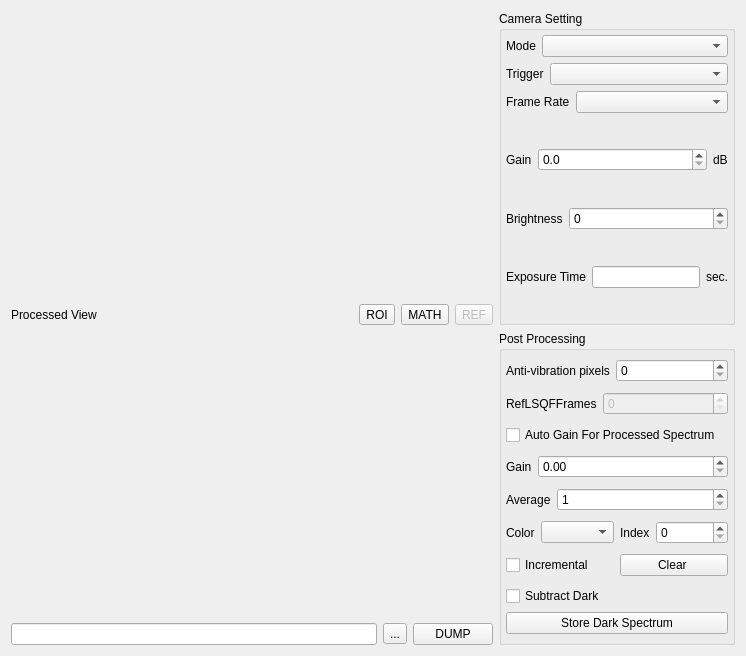
This is modules/optics/core/digitalcameraform.ui in northriv/KAME as Qt 5 draws it before an edit. The edited form follows.
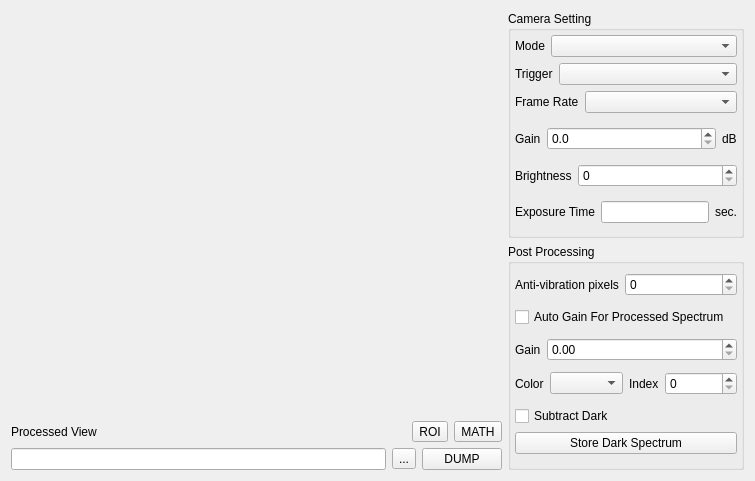
This is the edited form. Custom widgets are drawn as their Qt base class.

Patch:
```diff
--- a/modules/optics/core/digitalcameraform.ui
+++ b/modules/optics/core/digitalcameraform.ui
@@ -6,8 +6,8 @@
    <rect>
     <x>0</x>
     <y>0</y>
-    <width>746</width>
-    <height>656</height>
+    <width>755</width>
+    <height>481</height>
    </rect>
   </property>
   <property name="windowTitle">
@@ -76,34 +76,8 @@
           </property>
          </widget>
         </item>
-        <item>
-         <widget class="QToolButton" name="m_tbRefObjMenu">
-          <property name="enabled">
-           <bool>false</bool>
-          </property>
-          <property name="text">
-           <string>REF</string>
-          </property>
-         </widget>
-        </item>
        </layout>
       </item>
-      <item>
-       <widget class="XQGraph" name="m_graphwidgetProcessed" native="true">
-        <property name="sizePolicy">
-         <sizepolicy hsizetype="Expanding" vsizetype="Expanding">
-          <horstretch>0</horstretch>
-          <verstretch>0</verstretch>
-         </sizepolicy>
-        </property>
-        <property name="minimumSize">
-         <size>
-          <width>53</width>
-          <height>53</height>
-         </size>
-        </property>
-       </widget>
-      </item>
       <item>
        <layout class="QHBoxLayout" name="horizontalLayout_8">
         <item>
@@ -178,39 +152,6 @@
          </item>
         </layout>
        </item>
-       <item>
-        <layout class="QHBoxLayout" name="_4">
-         <item>
-          <widget class="QLabel" name="textLabel1_2_5_3_3_15">
-           <property name="sizePolicy">
-            <sizepolicy hsizetype="Fixed" vsizetype="Preferred">
-             <horstretch>0</horstretch>
-             <verstretch>0</verstretch>
-            </sizepolicy>
-           </property>
-           <property name="text">
-            <string>RefLSQFFrames</string>
-           </property>
-           <property name="wordWrap">
-            <bool>false</bool>
-           </property>
-          </widget>
-         </item>
-         <item>
-          <widget class="QSpinBox" name="m_spbRefIntensFramesForLSQF">
-           <property name="enabled">
-            <bool>false</bool>
-           </property>
-           <property name="minimum">
-            <number>0</number>
-           </property>
-           <property name="maximum">
-            <number>1000</number>
-           </property>
-          </widget>
-         </item>
-        </layout>
-       </item>
        <item>
         <widget class="QCheckBox" name="m_ckbAutoGainProcessed">
          <property name="text">
@@ -245,36 +186,6 @@
          </item>
         </layout>
        </item>
-       <item>
-        <layout class="QHBoxLayout">
-         <item>
-          <widget class="QLabel" name="textLabel1_2_5_3_3_2">
-           <property name="sizePolicy">
-            <sizepolicy hsizetype="Fixed" vsizetype="Preferred">
-             <horstretch>0</horstretch>
-             <verstretch>0</verstretch>
-            </sizepolicy>
-           </property>
-           <property name="text">
-            <string>Average</string>
-           </property>
-           <property name="wordWrap">
-            <bool>false</bool>
-           </property>
-          </widget>
-         </item>
-         <item>
-          <widget class="QSpinBox" name="m_spbAverage">
-           <property name="minimum">
-            <number>1</number>
-           </property>
-           <property name="maximum">
-            <number>1000</number>
-           </property>
-          </widget>
-         </item>
-        </layout>
-       </item>
        <item>
         <layout class="QHBoxLayout" name="horizontalLayout_7">
          <item>
@@ -324,24 +235,6 @@
          </item>
         </layout>
        </item>
-       <item>
-        <layout class="QHBoxLayout" name="horizontalLayout_5">
-         <item>
-          <widget class="QCheckBox" name="m_ckbIncrementalAverage">
-           <property name="text">
-            <string>Incremental</string>
-           </property>
-          </widget>
-         </item>
-         <item>
-          <widget class="QPushButton" name="m_btnClearAverage">
-           <property name="text">
-            <string>Clear </string>
-           </property>
-          </widget>
-         </item>
-        </layout>
-       </item>
        <item>
         <layout class="QVBoxLayout" name="verticalLayout">
          <item>
```
